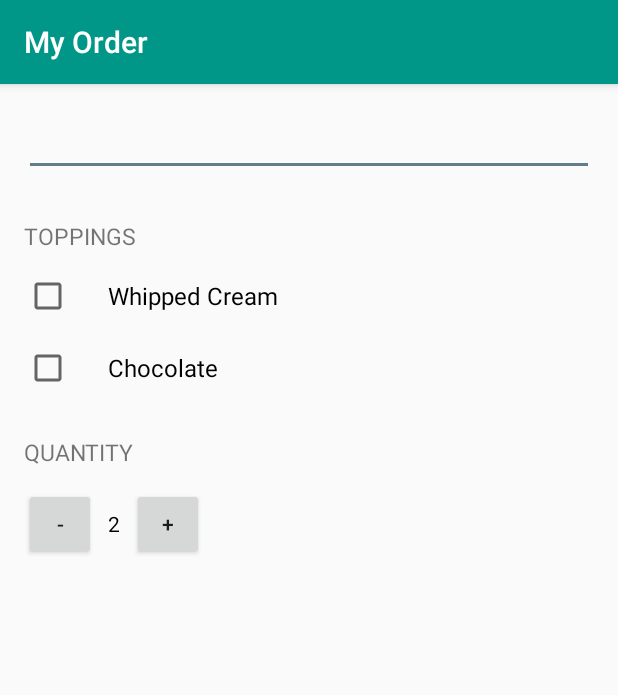
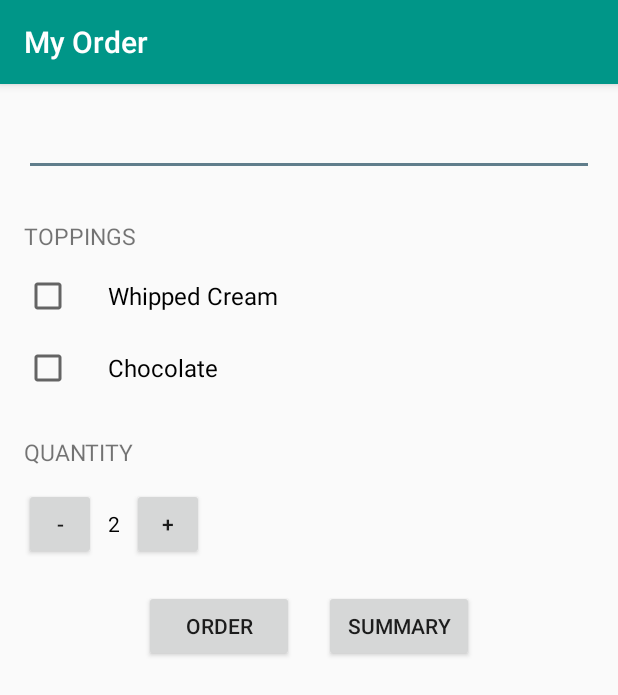
Before and after one commit to boroshs-coursework/WebMobile_ICPs, an Android app: the screen it shows after launch (MainActivity), on a phone screen of 412 x 824 dp. Shown: the top 695 px of the screen. Run offline under Robolectric (Android 15) with nearby library versions, the phone set to English and light mode, and no system bars.

Commit message:
added the needed files

```diff
--- a/Fall2020_Mobile/Mobile_ICP2/Source/MyOrder/app/src/main/AndroidManifest.xml
+++ b/Fall2020_Mobile/Mobile_ICP2/Source/MyOrder/app/src/main/AndroidManifest.xml
@@ -4,9 +4,9 @@
 
     <application
         android:allowBackup="true"
-        android:icon="@mipmap/ic_launcher"
+        android:icon="@mipmap/pizza_round"
         android:label="@string/app_name"
-        android:roundIcon="@mipmap/ic_launcher_round"
+        android:roundIcon="@mipmap/pizza_round"
         android:supportsRtl="true"
         android:theme="@style/AppTheme">
         <activity android:name=".MainActivity">
@@ -16,6 +16,7 @@
                 <category android:name="android.intent.category.LAUNCHER" />
             </intent-filter>
         </activity>
+        <!--<activity android:name=".SummaryActivity"></activity>-->
     </application>
 
 </manifest>
--- a/Fall2020_Mobile/Mobile_ICP2/Source/MyOrder/app/src/main/res/layout/activity_main.xml
+++ b/Fall2020_Mobile/Mobile_ICP2/Source/MyOrder/app/src/main/res/layout/activity_main.xml
@@ -72,6 +72,31 @@
                 android:layout_height="48dp"
                 android:onClick="increment"
                 android:text="+" />
+
+        </LinearLayout>
+
+        <LinearLayout
+            android:layout_width="match_parent"
+            android:layout_height="match_parent"
+            android:orientation="horizontal">
+
+            <Button
+                android:layout_width="100dp"
+                android:layout_height="48dp"
+                android:layout_marginStart="80dp"
+                android:layout_marginLeft="80dp"
+                android:layout_marginTop="20dp"
+                android:layout_marginEnd="20dp"
+                android:layout_marginRight="20dp"
+                android:onClick="submitOrder"
+                android:text="Order" />
+
+            <Button
+                android:layout_width="100dp"
+                android:layout_height="48dp"
+                android:layout_marginTop="20dp"
+                android:onClick="submitOrder"
+                android:text="Summary" />
         </LinearLayout>
     </LinearLayout>
 </ScrollView>
```
Also changed, not shown: Fall2020_Mobile/Mobile_ICP2/Source/MyOrder/app/src/main/java/com/example/vijaya/myorder/SummaryActivity.java (added, +11 -0 lines), Fall2020_Mobile/Mobile_ICP2/Source/MyOrder/app/src/main/res/layout/activity_summary.xml (added, +31 -0 lines), Fall2020_Mobile/Mobile_ICP2/Source/MyOrder/app/src/main/res/mipmap-mdpi/pizza_round.png (added).
